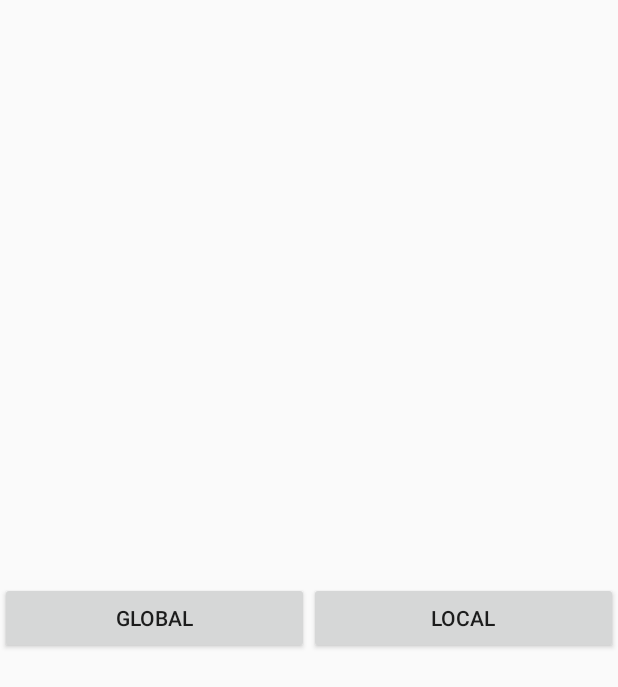
After one commit to BenGrumm/EngineBurnGame, an Android app: the layout activity_leaderboard.xml on its own in the app's theme, with its tools: preview values and no code run, on a phone screen of 412 x 824 dp. The commit adds this screen. Shown: the top 687 px of the screen. Run offline under Robolectric (Android 15) with nearby library versions, the phone set to English and light mode, and no system bars.

Commit message:
leaderboard updates

```diff
--- a/EngineBurn/app/src/main/AndroidManifest.xml
+++ b/EngineBurn/app/src/main/AndroidManifest.xml
@@ -23,7 +23,10 @@
         <activity
             android:name=".activities.gameover.GameOverActivity"
             android:theme="@style/Theme.AppCompat.Dialog.Alert" />
-        <activity android:name=".activities.character_select.CharacterSelectionActivity"/>
+        <activity android:name=".activities.character_select.CharacterSelectionActivity" />
+        <activity
+            android:name=".activities.leaderboard.LeaderboardActivity"
+            android:theme="@style/AppTheme.PopUp"/>
     </application>
 
 </manifest>
--- /dev/null
+++ b/EngineBurn/app/src/main/res/layout/activity_leaderboard.xml
@@ -0,0 +1,39 @@
+<?xml version="1.0" encoding="utf-8"?>
+<android.support.constraint.ConstraintLayout xmlns:android="http://schemas.android.com/apk/res/android"
+    xmlns:app="http://schemas.android.com/apk/res-auto"
+    xmlns:tools="http://schemas.android.com/tools"
+    android:layout_width="match_parent"
+    android:layout_height="match_parent"
+    tools:context=".activities.leaderboard.LeaderboardActivity">
+
+    <android.support.constraint.Guideline
+        android:id="@+id/guideline"
+        android:layout_width="wrap_content"
+        android:layout_height="wrap_content"
+        android:orientation="vertical"
+        app:layout_constraintGuide_percent="0.5" />
+
+    <Button
+        android:id="@+id/globalButton"
+        android:layout_width="0dp"
+        android:layout_height="wrap_content"
+        android:layout_marginTop="8dp"
+        android:layout_marginBottom="8dp"
+        android:text="@string/global"
+        app:layout_constraintBottom_toBottomOf="parent"
+        app:layout_constraintEnd_toStartOf="@+id/guideline"
+        app:layout_constraintStart_toStartOf="parent"
+        app:layout_constraintTop_toTopOf="parent" />
+
+    <Button
+        android:id="@+id/localButton"
+        android:layout_width="0dp"
+        android:layout_height="wrap_content"
+        android:layout_marginTop="8dp"
+        android:layout_marginBottom="8dp"
+        android:text="@string/local"
+        app:layout_constraintBottom_toBottomOf="parent"
+        app:layout_constraintEnd_toEndOf="parent"
+        app:layout_constraintStart_toEndOf="@+id/guideline"
+        app:layout_constraintTop_toTopOf="parent" />
+</android.support.constraint.ConstraintLayout>
--- a/EngineBurn/app/src/main/res/values/strings.xml
+++ b/EngineBurn/app/src/main/res/values/strings.xml
@@ -3,4 +3,6 @@
     <string name="start_game">Start</string>
     <string name="restart_game">Restart</string>
     <string name="resume_game">Resume</string>
+    <string name="local">Local</string>
+    <string name="global">Global</string>
 </resources>
--- a/EngineBurn/app/src/main/res/values/styles.xml
+++ b/EngineBurn/app/src/main/res/values/styles.xml
@@ -8,4 +8,11 @@
         <item name="colorAccent">@color/colorAccent</item>
     </style>
 
+    <style name="AppTheme.PopUp">
+
+        <item name="android:windowIsTranslucent">true</item>
+        <item name="android:windowCloseOnTouchOutside">true</item>
+
+    </style>
+
 </resources>
--- a/EngineBurn/build.gradle
+++ b/EngineBurn/build.gradle
@@ -7,7 +7,7 @@ buildscript {
         jcenter()
     }
     dependencies {
-        classpath 'com.android.tools.build:gradle:3.1.4'
+        classpath 'com.android.tools.build:gradle:3.2.0'
 
 
         // NOTE: Do not place your application dependencies here; they belong
```
Also changed, not shown: EngineBurn/app/src/main/java/com/bgrummitt/engineburn/activities/leaderboard/LeaderboardActivity.java (added, +59 -0 lines), EngineBurn/app/src/main/java/com/bgrummitt/engineburn/activities/main/HomeActivity.java (+11 -0 lines), EngineBurn/app/src/main/java/com/bgrummitt/engineburn/fragment/HighScoreFragment.java (deleted, +0 -110 lines), EngineBurn/app/src/main/java/com/bgrummitt/engineburn/fragment/MyHighScoreRecyclerViewAdapter.java (deleted, +0 -78 lines), EngineBurn/app/src/main/java/com/bgrummitt/engineburn/fragment/dummy/DummyContent.java (deleted, +0 -72 lines), EngineBurn/app/src/main/res/layout/fragment_highscore.xml (deleted, +0 -20 lines), EngineBurn/app/src/main/res/layout/fragment_highscore_list.xml (deleted, +0 -13 lines), EngineBurn/gradle/wrapper/gradle-wrapper.properties.
